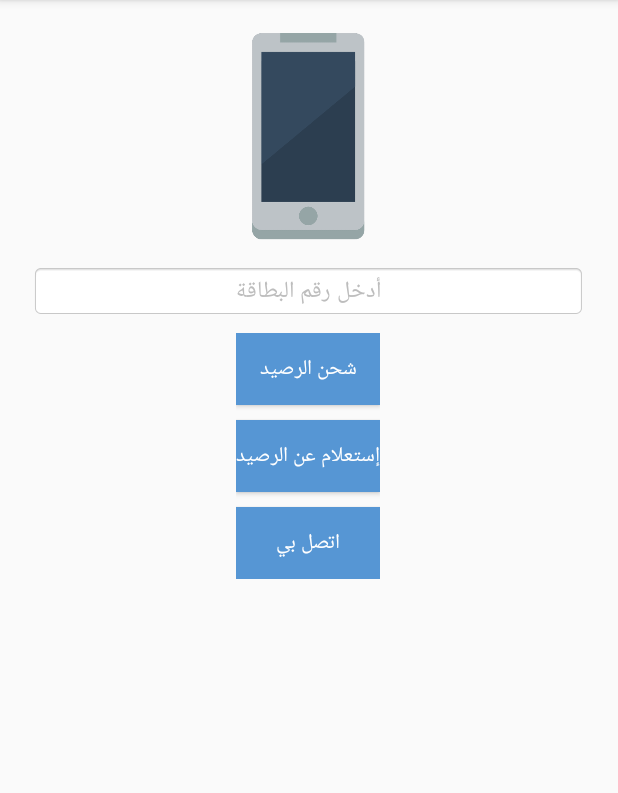
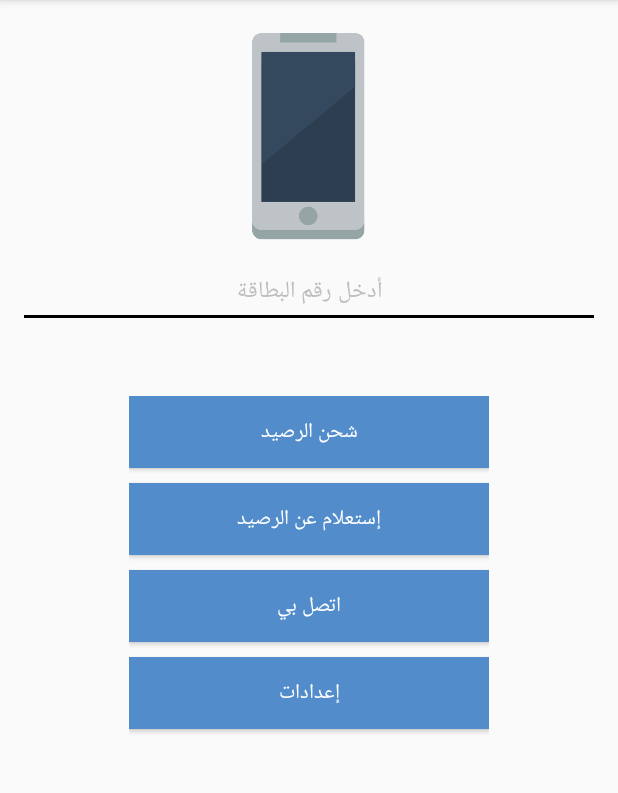
Before and after one commit to alshagag/MyApplication, an Android app: the screen it shows after launch (MainActivity), on a phone screen of 412 x 824 dp, the part 84-877 px from its top. Run offline under Robolectric (Android 15) with nearby library versions, the phone set to English and light mode, and no system bars.

Commit message:
تعديل المقاسات و كتابت الاي دي

```diff
--- a/app/build.gradle
+++ b/app/build.gradle
@@ -17,6 +17,7 @@ android {
             proguardFiles getDefaultProguardFile('proguard-android.txt'), 'proguard-rules.pro'
         }
     }
+    sourceSets { main { assets.srcDirs = ['src/main/assets', 'src/main/assets/fonts'] } }
 }
 
 dependencies {
--- /dev/null
+++ b/app/src/main/res/drawable/buttoncolornew.xml
@@ -0,0 +1,12 @@
+<?xml version="1.0" encoding="utf-8"?>
+<shape xmlns:android="http://schemas.android.com/apk/res/android"
+    android:shape="rectangle">
+    <gradient android:startColor="#A5CAE6"
+        android:endColor="#74A6CC" android:angle="45">
+
+    </gradient>
+
+    <corners android:radius="70dp"/>
+    <padding android:bottom="5pt" android:left="6pt" android:right="10pt">
+    </padding>
+</shape>
--- a/app/src/main/res/layout-land/activity_main.xml
+++ b/app/src/main/res/layout-land/activity_main.xml
@@ -28,7 +28,7 @@
             android:background="@color/blue"
             android:textColor="@color/abc_primary_text_disable_only_material_dark"
             android:layout_marginLeft="20dp"
-            android:layout_weight="0.3" />
+            android:layout_weight="0.25" />
 
         <Button
             android:layout_width="wrap_content"
@@ -38,16 +38,29 @@
             android:background="@color/blue"
             android:textColor="@color/abc_primary_text_material_dark"
             android:layout_marginLeft="20dp"
-            android:layout_weight="0.3" />
+            android:layout_weight="0.25" />
 
         <Button
             android:layout_width="wrap_content"
             android:layout_height="wrap_content"
             android:text="@string/contact_me"
-            android:id="@+id/button"
+            android:id="@+id/btnContact"
             android:background="@color/blue"
             android:textColor="@color/abc_primary_text_material_dark"
-            android:layout_weight="0.3"
+            android:layout_weight="0.25"
+            android:layout_marginLeft="20dp" />
+
+        <Button
+            android:layout_width="wrap_content"
+            android:layout_height="wrap_content"
+            android:text="@string/settings"
+            android:id="@+id/btnSettings"
+            android:background="@color/blue"
+            android:textColor="@color/abc_primary_text_material_dark"
+            android:layout_weight="0.25"
+            android:layout_below="@+id/linearLayout2"
+            android:layout_toRightOf="@+id/linearLayout"
+            android:layout_toEndOf="@+id/linearLayout"
             android:layout_marginLeft="20dp" />
 
     </LinearLayout>
@@ -69,6 +82,7 @@
             android:layout_alignBottom="@+id/linearLayout2"
             android:layout_alignParentLeft="true"
             android:layout_alignParentStart="true" />
+
     </LinearLayout>
 
     <LinearLayout
@@ -103,10 +117,11 @@
             android:contextClickable="false"
             android:textColor="@color/switch_thumb_disabled_material_light"
             android:text="@string/card"
-            android:background="@android:drawable/editbox_background_normal"
+            android:background="@drawable/abc_cab_background_top_mtrl_alpha"
             android:layout_above="@+id/linearLayout2"
             android:layout_toRightOf="@+id/linearLayout"
             android:layout_toEndOf="@+id/linearLayout" />
+
     </LinearLayout>
 
 </RelativeLayout>
--- a/app/src/main/res/layout/activity_main.xml
+++ b/app/src/main/res/layout/activity_main.xml
@@ -12,12 +12,15 @@
 
     <LinearLayout
         android:orientation="vertical"
-        android:layout_width="fill_parent"
-        android:layout_height="fill_parent"
-        android:layout_centerVertical="true"
-        android:layout_centerHorizontal="true"
-        android:layout_marginLeft="10dp"
-        android:weightSum="1">
+        android:layout_width="wrap_content"
+        android:layout_height="wrap_content"
+        android:weightSum="1"
+        android:id="@+id/linearLayout4"
+        android:layout_alignParentTop="true"
+        android:layout_alignParentLeft="true"
+        android:layout_alignParentStart="true"
+        android:layout_alignParentRight="true"
+        android:layout_alignParentEnd="true">
 
         <ImageView
             android:layout_width="150dp"
@@ -32,7 +35,6 @@
             android:inputType="number"
             android:ems="10"
             android:id="@+id/numCard"
-            android:layout_gravity="center_horizontal"
             android:padding="7dp"
             android:layout_marginBottom="10dp"
             android:layout_marginTop="10dp"
@@ -52,21 +54,29 @@
             android:contextClickable="false"
             android:textColor="@color/switch_thumb_disabled_material_light"
             android:text="@string/card"
-            android:background="@android:drawable/editbox_background_normal" />
+            android:background="@drawable/abc_cab_background_top_mtrl_alpha" />
+
+    </LinearLayout>
 
     <LinearLayout
+        android:layout_width="fill_parent"
+        android:layout_height="fill_parent"
+        android:layout_below="@+id/linearLayout4"
+        android:layout_alignParentLeft="true"
+        android:layout_alignParentStart="true"
+        android:layout_marginTop="42dp"
+        android:layout_alignParentEnd="true"
         android:orientation="vertical"
-            android:layout_width="wrap_content"
-            android:layout_height="wrap_content"
-            android:layout_gravity="center_horizontal">
+        android:paddingRight="70dp"
+        android:paddingLeft="70dp">
 
         <Button
             android:layout_width="match_parent"
             android:layout_height="wrap_content"
             android:text="@string/recharge"
             android:id="@+id/btnCharge"
-                android:background="@color/blue"
-                android:textColor="@color/abc_primary_text_disable_only_material_dark" />
+            android:textColor="@color/abc_primary_text_disable_only_material_dark"
+            android:background="@color/blue" />
 
         <Button
             android:layout_width="match_parent"
@@ -81,12 +91,21 @@
             android:layout_width="match_parent"
             android:layout_height="wrap_content"
             android:text="@string/contact_me"
-                android:id="@+id/button"
+            android:id="@+id/btnContact"
             android:background="@color/blue"
             android:layout_marginTop="10dp"
             android:textColor="@color/abc_primary_text_material_dark" />
 
-        </LinearLayout>
+        <Button
+            android:layout_width="match_parent"
+            android:layout_height="wrap_content"
+            android:text="@string/settings"
+            android:id="@+id/btnSettings"
+            android:background="@color/blue"
+            android:layout_marginTop="10dp"
+            android:textColor="@color/abc_primary_text_material_dark"
+            android:focusableInTouchMode="false" />
+
 
     </LinearLayout>
 
--- a/app/src/main/res/values/colors.xml
+++ b/app/src/main/res/values/colors.xml
@@ -3,5 +3,5 @@
     <color name="colorPrimary">#3F51B5</color>
     <color name="colorPrimaryDark">#303F9F</color>
     <color name="colorAccent">#FF4081</color>
-    <color name="blue">#5696D4</color>
+    <color name="blue">#528ccb</color>
 </resources>
--- a/app/src/main/res/values/styles.xml
+++ b/app/src/main/res/values/styles.xml
@@ -14,5 +14,6 @@
         <item name="android:color">#fff000</item>
         <item name="android:alpha">0.5</item>
 
+
     </style>
 </resources>
```
Also changed, not shown: app/src/main/java/com/example/mmhh2/myapplication/MainActivity.java (+10 -0 lines). Lines whose indentation alone changed are shown as unchanged.
